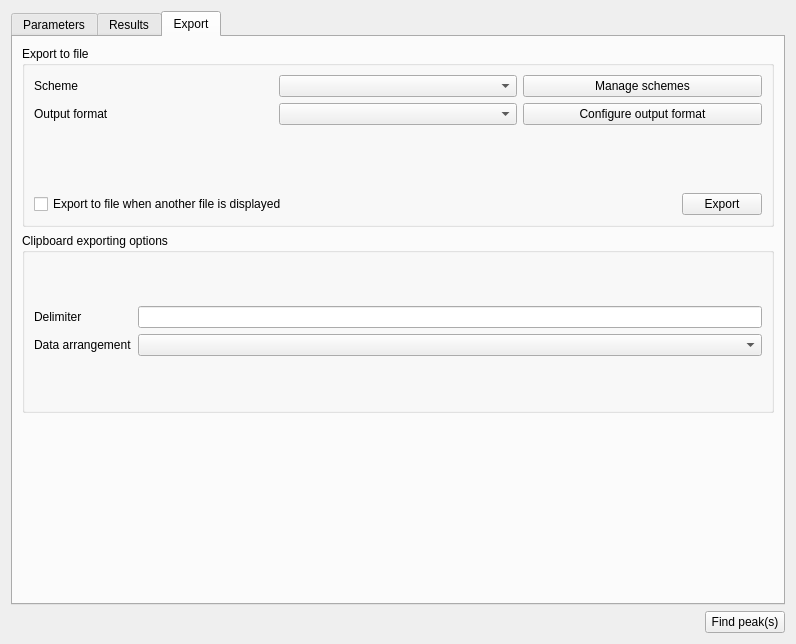
Old version of the form src/gui/evaluationwidget.ui in the repository echmet/CEval.
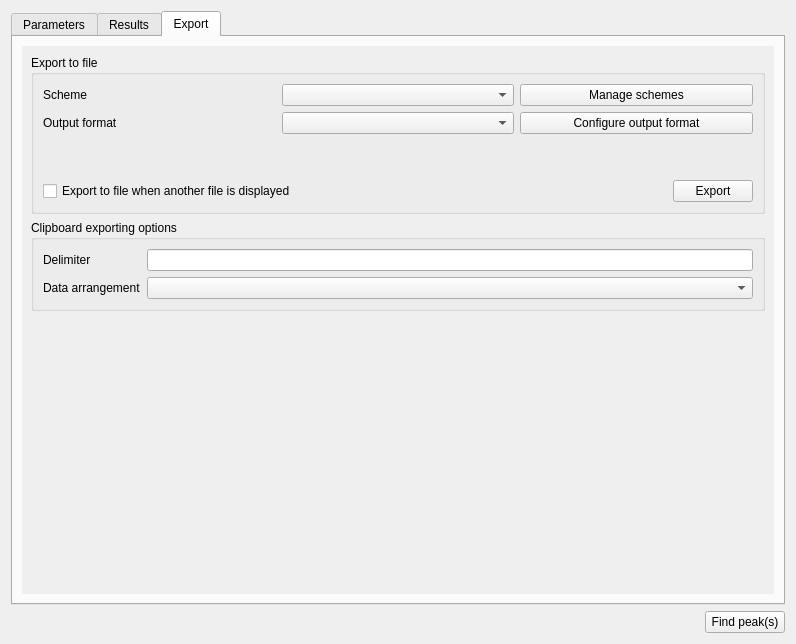
New version of the form. The open tabs and pages were chosen to show the change. Custom widgets are drawn as their Qt base class.

Commit message: Various minor UI tweaks - Remove status bar from the main window - Place contents of Export tab into a scroll area - Rename "Set number format" menu option

Diff of the .ui file:
```diff
--- a/src/gui/evaluationwidget.ui
+++ b/src/gui/evaluationwidget.ui
@@ -11,7 +11,7 @@
    </rect>
   </property>
   <property name="sizePolicy">
-   <sizepolicy hsizetype="MinimumExpanding" vsizetype="Preferred">
+   <sizepolicy hsizetype="MinimumExpanding" vsizetype="MinimumExpanding">
     <horstretch>0</horstretch>
     <verstretch>0</verstretch>
    </sizepolicy>
@@ -2115,14 +2115,44 @@
       </layout>
      </widget>
      <widget class="QWidget" name="qtab_export">
+      <property name="sizePolicy">
+       <sizepolicy hsizetype="MinimumExpanding" vsizetype="Preferred">
+        <horstretch>0</horstretch>
+        <verstretch>0</verstretch>
+       </sizepolicy>
+      </property>
       <attribute name="title">
        <string>Export</string>
       </attribute>
       <layout class="QVBoxLayout" name="verticalLayout_2">
        <item>
+        <widget class="QScrollArea" name="scrollArea_3">
+         <property name="sizePolicy">
+          <sizepolicy hsizetype="MinimumExpanding" vsizetype="Preferred">
+           <horstretch>0</horstretch>
+           <verstretch>0</verstretch>
+          </sizepolicy>
+         </property>
+         <property name="frameShape">
+          <enum>QFrame::NoFrame</enum>
+         </property>
+         <property name="widgetResizable">
+          <bool>true</bool>
+         </property>
+         <widget class="QWidget" name="scrollAreaWidgetContents">
+          <property name="geometry">
+           <rect>
+            <x>0</x>
+            <y>0</y>
+            <width>764</width>
+            <height>538</height>
+           </rect>
+          </property>
+          <layout class="QVBoxLayout" name="verticalLayout_13">
+           <item>
         <widget class="QGroupBox" name="qgbox_exportToFile">
          <property name="sizePolicy">
-          <sizepolicy hsizetype="MinimumExpanding" vsizetype="MinimumExpanding">
+              <sizepolicy hsizetype="MinimumExpanding" vsizetype="Fixed">
            <horstretch>0</horstretch>
            <verstretch>0</verstretch>
           </sizepolicy>
@@ -2135,6 +2165,12 @@
            <layout class="QGridLayout" name="gridLayout">
             <item row="0" column="0">
              <widget class="QLabel" name="ql_scheme">
+                  <property name="sizePolicy">
+                   <sizepolicy hsizetype="Preferred" vsizetype="Fixed">
+                    <horstretch>0</horstretch>
+                    <verstretch>0</verstretch>
+                   </sizepolicy>
+                  </property>
               <property name="text">
                <string>Scheme</string>
               </property>
@@ -2152,6 +2188,12 @@
             </item>
             <item row="1" column="0">
              <widget class="QLabel" name="ql_outputFormat">
+                  <property name="sizePolicy">
+                   <sizepolicy hsizetype="Preferred" vsizetype="Fixed">
+                    <horstretch>0</horstretch>
+                    <verstretch>0</verstretch>
+                   </sizepolicy>
+                  </property>
               <property name="text">
                <string>Output format</string>
               </property>
@@ -2225,7 +2267,7 @@
        <item>
         <widget class="QGroupBox" name="qgbox_clipboardExportingOptions">
          <property name="sizePolicy">
-          <sizepolicy hsizetype="MinimumExpanding" vsizetype="MinimumExpanding">
+              <sizepolicy hsizetype="MinimumExpanding" vsizetype="Fixed">
            <horstretch>0</horstretch>
            <verstretch>0</verstretch>
           </sizepolicy>
@@ -2245,13 +2287,25 @@
             </item>
             <item row="0" column="0">
              <widget class="QLabel" name="ql_clipboardDelimiter">
+                  <property name="sizePolicy">
+                   <sizepolicy hsizetype="Preferred" vsizetype="Fixed">
+                    <horstretch>0</horstretch>
+                    <verstretch>0</verstretch>
+                   </sizepolicy>
+                  </property>
               <property name="text">
                <string>Delimiter</string>
               </property>
              </widget>
             </item>
             <item row="1" column="0">
-             <widget class="QLabel" name="label">
+                 <widget class="QLabel" name="ql_clipboardDataArrangement">
+                  <property name="sizePolicy">
+                   <sizepolicy hsizetype="Preferred" vsizetype="Fixed">
+                    <horstretch>0</horstretch>
+                    <verstretch>0</verstretch>
+                   </sizepolicy>
+                  </property>
               <property name="text">
                <string>Data arrangement</string>
               </property>
@@ -2277,6 +2331,10 @@
           </size>
          </property>
         </spacer>
+           </item>
+          </layout>
+         </widget>
+        </widget>
        </item>
       </layout>
      </widget>
```
Left out of the diff: 10 changed lines with no effect on the pictures. Lines whose indentation alone changed are shown as unchanged. The commit also changes 2 other files.
